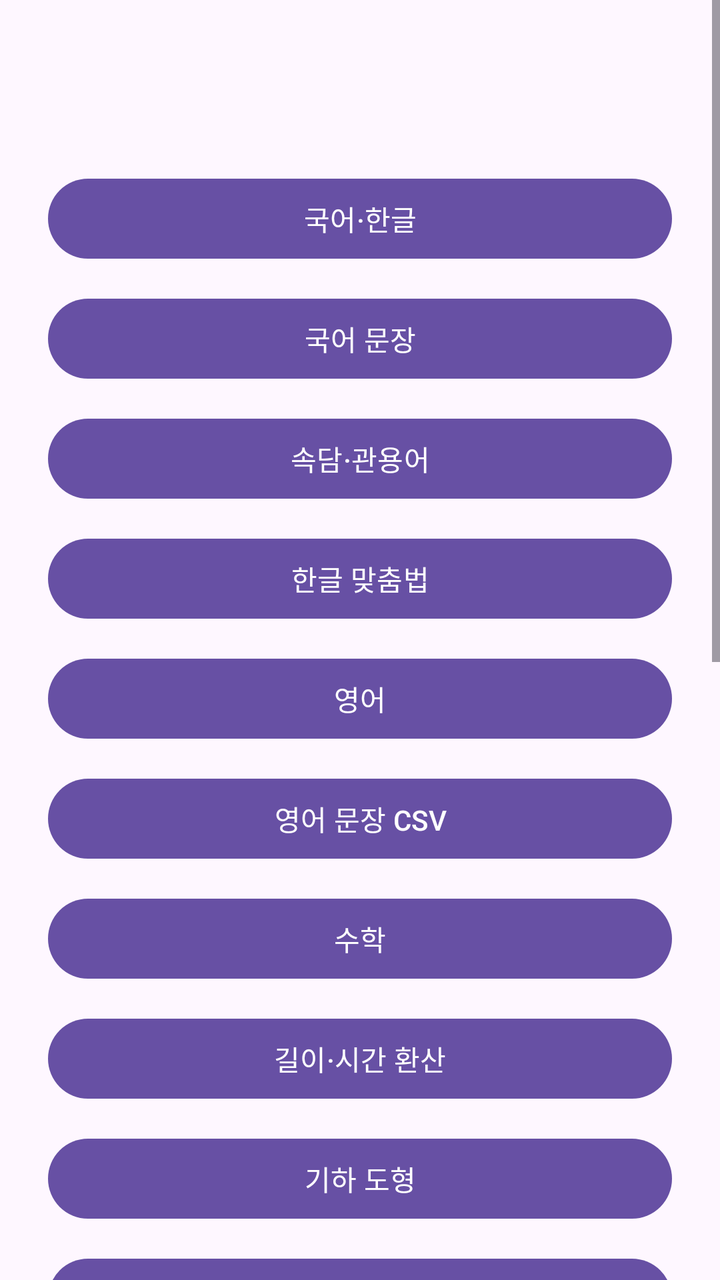
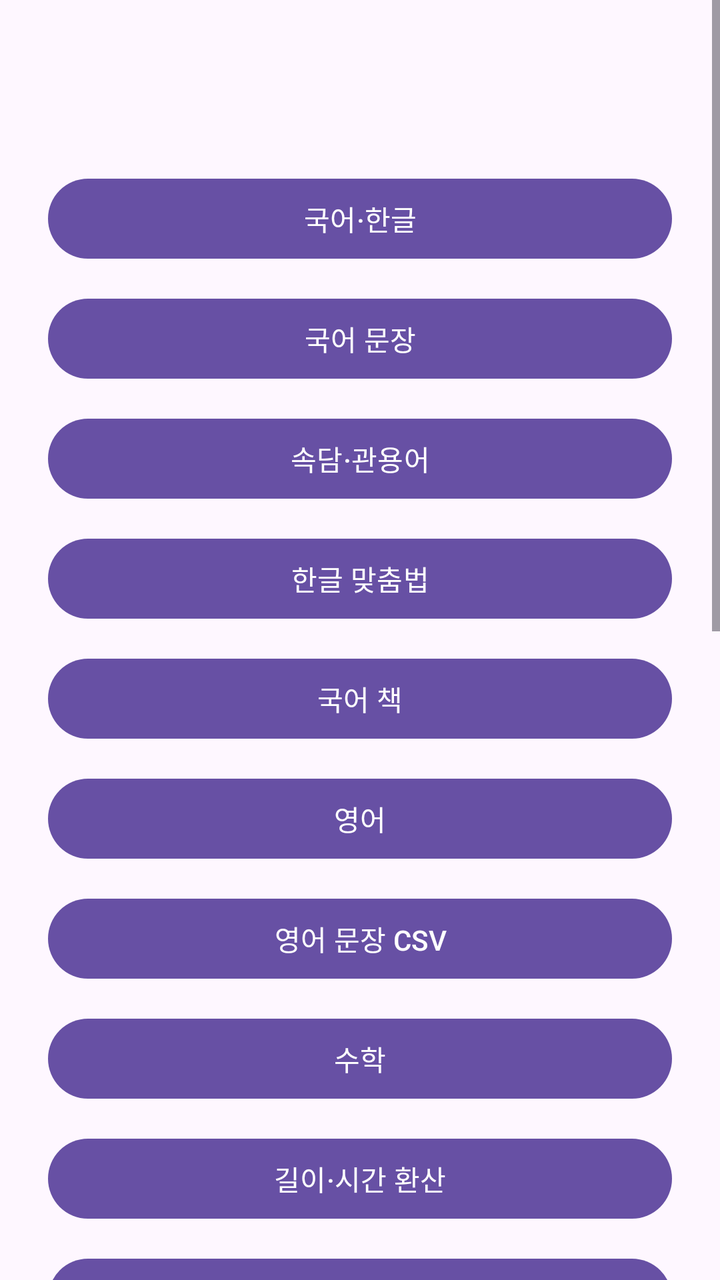

Two renders of the same Android screen: before a commit and after it. Below are the layout's source before the change and the commit's diff.
<!-- AndroidManifest.xml: application theme Theme.Eunhyo2 -->
<!-- res/layout/activity_school_menu.xml -->
<?xml version="1.0" encoding="utf-8"?>
<ScrollView xmlns:android="http://schemas.android.com/apk/res/android"
    android:layout_width="match_parent"
    android:layout_height="match_parent">

    <LinearLayout
        android:layout_width="match_parent"
        android:layout_height="wrap_content"
        android:orientation="vertical"
        android:padding="24dp">

        <TextView
            android:id="@+id/textSchoolLevel"
            android:layout_width="match_parent"
            android:layout_height="wrap_content"
            android:gravity="center"
            android:textAppearance="@style/TextAppearance.Material3.HeadlineMedium" />

        <com.google.android.material.button.MaterialButton android:id="@+id/buttonKorean" android:layout_width="match_parent" android:layout_height="wrap_content" android:layout_marginTop="24dp" android:text="국어·한글" />
        <com.google.android.material.button.MaterialButton android:id="@+id/buttonKoreanPhrase" android:layout_width="match_parent" android:layout_height="wrap_content" android:layout_marginTop="12dp" android:text="국어 문장" />
        <com.google.android.material.button.MaterialButton android:id="@+id/buttonKoreanIdiom" android:layout_width="match_parent" android:layout_height="wrap_content" android:layout_marginTop="12dp" android:text="속담·관용어" />
        <com.google.android.material.button.MaterialButton android:id="@+id/buttonKoreanSpelling" android:layout_width="match_parent" android:layout_height="wrap_content" android:layout_marginTop="12dp" android:text="한글 맞춤법" />
        <com.google.android.material.button.MaterialButton android:id="@+id/buttonEnglish" android:layout_width="match_parent" android:layout_height="wrap_content" android:layout_marginTop="12dp" android:text="영어" />
        <com.google.android.material.button.MaterialButton android:id="@+id/buttonEnglishSentence" android:layout_width="match_parent" android:layout_height="wrap_content" android:layout_marginTop="12dp" android:text="영어 문장 CSV" />
        <com.google.android.material.button.MaterialButton android:id="@+id/buttonMath" android:layout_width="match_parent" android:layout_height="wrap_content" android:layout_marginTop="12dp" android:text="수학" />
        <com.google.android.material.button.MaterialButton android:id="@+id/buttonMeasurement" android:layout_width="match_parent" android:layout_height="wrap_content" android:layout_marginTop="12dp" android:text="길이·시간 환산" />
        <com.google.android.material.button.MaterialButton android:id="@+id/buttonGeometry" android:layout_width="match_parent" android:layout_height="wrap_content" android:layout_marginTop="12dp" android:text="기하 도형" />
        <com.google.android.material.button.MaterialButton android:id="@+id/buttonGraph" android:layout_width="match_parent" android:layout_height="wrap_content" android:layout_marginTop="12dp" android:text="그래프 도구" />
        <com.google.android.material.button.MaterialButton android:id="@+id/buttonHanja" android:layout_width="match_parent" android:layout_height="wrap_content" android:layout_marginTop="12dp" android:text="한자" />
        <com.google.android.material.button.MaterialButton android:id="@+id/buttonHistory" android:layout_width="match_parent" android:layout_height="wrap_content" android:layout_marginTop="12dp" android:text="역사" />
        <com.google.android.material.button.MaterialButton android:id="@+id/buttonClock" android:layout_width="match_parent" android:layout_height="wrap_content" android:layout_marginTop="12dp" android:text="시계 학습" />
        <com.google.android.material.button.MaterialButton android:id="@+id/buttonDrawing" android:layout_width="match_parent" android:layout_height="wrap_content" android:layout_marginTop="12dp" android:text="그리기 연습" />
        <com.google.android.material.button.MaterialButton android:id="@+id/buttonLinks" android:layout_width="match_parent" android:layout_height="wrap_content" android:layout_marginTop="12dp" android:text="교육 사이트" />
        <com.google.android.material.button.MaterialButton android:id="@+id/buttonMedia" android:layout_width="match_parent" android:layout_height="wrap_content" android:layout_marginTop="12dp" android:text="미디어 학습" />
        <com.google.android.material.button.MaterialButton android:id="@+id/buttonSports" android:layout_width="match_parent" android:layout_height="wrap_content" android:layout_marginTop="12dp" android:text="스포츠 학습" />
        <com.google.android.material.button.MaterialButton android:id="@+id/buttonAi" android:layout_width="match_parent" android:layout_height="wrap_content" android:layout_marginTop="12dp" android:text="AI 학습 도우미" />
        <com.google.android.material.button.MaterialButton android:id="@+id/buttonGame" android:layout_width="match_parent" android:layout_height="wrap_content" android:layout_marginTop="12dp" android:text="게임·점수" />
    </LinearLayout>
</ScrollView>
<!-- resources referenced by this layout -->
<resources>
  <style name="Theme.Eunhyo2" parent="Theme.Material3.DayNight.NoActionBar">
          <item name="android:windowLightStatusBar">true</item>
      </style>
</resources>

<!-- the commit's change to res/layout/activity_school_menu.xml (unified diff, before → after) -->
@@ -20,6 +20,7 @@
         <com.google.android.material.button.MaterialButton android:id="@+id/buttonKoreanPhrase" android:layout_width="match_parent" android:layout_height="wrap_content" android:layout_marginTop="12dp" android:text="국어 문장" />
         <com.google.android.material.button.MaterialButton android:id="@+id/buttonKoreanIdiom" android:layout_width="match_parent" android:layout_height="wrap_content" android:layout_marginTop="12dp" android:text="속담·관용어" />
         <com.google.android.material.button.MaterialButton android:id="@+id/buttonKoreanSpelling" android:layout_width="match_parent" android:layout_height="wrap_content" android:layout_marginTop="12dp" android:text="한글 맞춤법" />
+        <com.google.android.material.button.MaterialButton android:id="@+id/buttonKoreanBook" android:layout_width="match_parent" android:layout_height="wrap_content" android:layout_marginTop="12dp" android:text="국어 책" />
         <com.google.android.material.button.MaterialButton android:id="@+id/buttonEnglish" android:layout_width="match_parent" android:layout_height="wrap_content" android:layout_marginTop="12dp" android:text="영어" />
         <com.google.android.material.button.MaterialButton android:id="@+id/buttonEnglishSentence" android:layout_width="match_parent" android:layout_height="wrap_content" android:layout_marginTop="12dp" android:text="영어 문장 CSV" />
         <com.google.android.material.button.MaterialButton android:id="@+id/buttonMath" android:layout_width="match_parent" android:layout_height="wrap_content" android:layout_marginTop="12dp" android:text="수학" />
